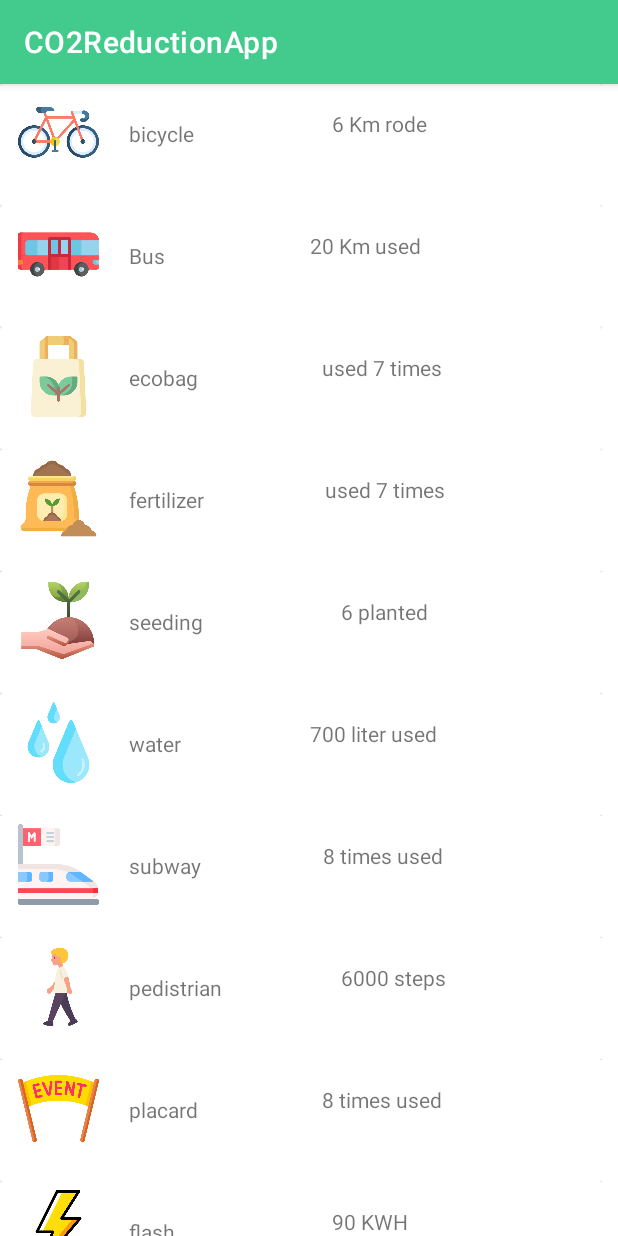
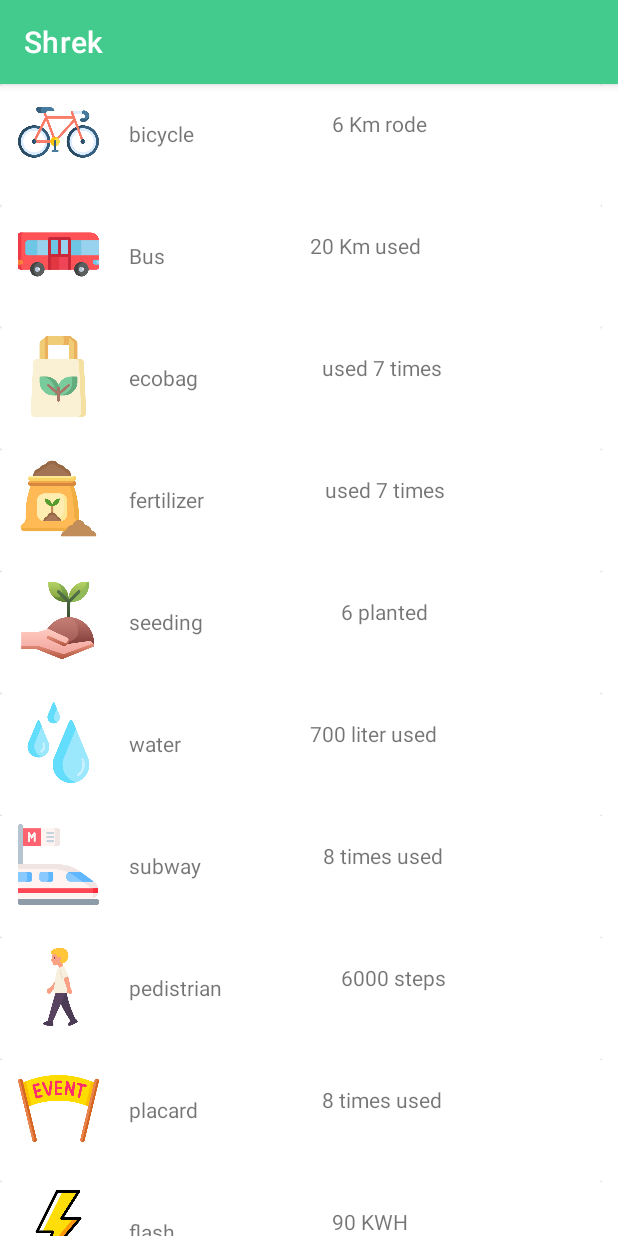
Before and after one commit to msc94/hackatum-2021, an Android app: the fragment ActivitiesFragment shown on its own in the app's theme, on a phone screen of 412 x 824 dp. Run offline under Robolectric (Android 15) with nearby library versions, the phone set to English and light mode, and no system bars.

Commit message:
added things

```diff
--- a/app/src/main/AndroidManifest.xml
+++ b/app/src/main/AndroidManifest.xml
@@ -5,7 +5,7 @@
     <application
         android:allowBackup="true"
         android:icon="@mipmap/ic_launcher"
-        android:label="@string/app_name"
+        android:label="Shrek"
         android:roundIcon="@mipmap/ic_launcher_round"
         android:supportsRtl="true"
         android:theme="@style/Theme.CO2ReductionApp">
--- a/app/src/main/java/com/example/co2reductionapp/ActivitiesFragment.java
+++ b/app/src/main/java/com/example/co2reductionapp/ActivitiesFragment.java
@@ -2,7 +2,6 @@
 
 import android.os.Bundle;
 
-import androidx.fragment.app.Fragment;
 import androidx.fragment.app.Fragment;
 import androidx.recyclerview.widget.LinearLayoutManager;
 import androidx.recyclerview.widget.RecyclerView;
@@ -12,8 +11,6 @@
 
 import com.example.co2reductionapp.backend.Backend;
 import com.example.co2reductionapp.backend.User;
-
-import java.util.List;
 
 import com.example.co2reductionapp.backend.activityscrolldown;
 import com.example.co2reductionapp.backend.scrolldownfragment;
@@ -74,7 +71,7 @@
         // Inflate the layout for this fragment
         s1 = getResources().getStringArray(R.array.activity_names);
         s2 = getResources().getStringArray(R.array.activity_numbers);
-        View view = inflater.inflate(R.layout.scrolldownfeed, container, false);
+        View view = inflater.inflate(R.layout.scrolldownactivities, container, false);
         // Add the following lines to create RecyclerView
         recyclerView = view.findViewById(R.id.recycleractivitys);
         recyclerView.setHasFixedSize(true);
--- a/app/src/main/java/com/example/co2reductionapp/LeaderboardFragment.java
+++ b/app/src/main/java/com/example/co2reductionapp/LeaderboardFragment.java
@@ -77,7 +77,7 @@
         s2 = getResources().getStringArray(R.array.description);
         s3 = getResources().getStringArray(R.array.Leaderbluegems);
         s4 = getResources().getStringArray(R.array.Leadergreencoinss);
-        View view = inflater.inflate(R.layout.scrolldown, container, false);
+        View view = inflater.inflate(R.layout.scrolldownleaderboard, container, false);
         // Add the following lines to create RecyclerView
         recyclerView = view.findViewById(R.id.recyclerviews);
         recyclerView.setHasFixedSize(true);
--- /dev/null
+++ b/app/src/main/res/layout/scrolldownactivities.xml
@@ -0,0 +1,12 @@
+<?xml version="1.0" encoding="utf-8"?>
+<androidx.constraintlayout.widget.ConstraintLayout xmlns:android="http://schemas.android.com/apk/res/android"
+    android:layout_width="match_parent"
+    android:layout_height="match_parent"
+    xmlns:tools="http://schemas.android.com/tools"
+    tools:context=".ActivitiesFragment">
+
+    <androidx.recyclerview.widget.RecyclerView
+        android:id="@+id/recycleractivitys"
+        android:layout_width="match_parent"
+        android:layout_height="match_parent" />
+</androidx.constraintlayout.widget.ConstraintLayout>
--- a/app/src/main/res/layout/scrolldownfeed.xml
+++ b/app/src/main/res/layout/scrolldownfeed.xml
@@ -1,12 +1,6 @@
 <?xml version="1.0" encoding="utf-8"?>
 <androidx.constraintlayout.widget.ConstraintLayout xmlns:android="http://schemas.android.com/apk/res/android"
     android:layout_width="match_parent"
-    android:layout_height="match_parent"
-    xmlns:tools="http://schemas.android.com/tools"
-    tools:context=".ActivitiesFragment">
+    android:layout_height="match_parent">
 
-    <androidx.recyclerview.widget.RecyclerView
-        android:id="@+id/recycleractivitys"
-        android:layout_width="match_parent"
-        android:layout_height="match_parent" />
 </androidx.constraintlayout.widget.ConstraintLayout>
```
Also changed, not shown: app/src/main/res/layout/scrolldownleaderboard.xml (renamed from app/src/main/res/layout/scrolldown.xml).
